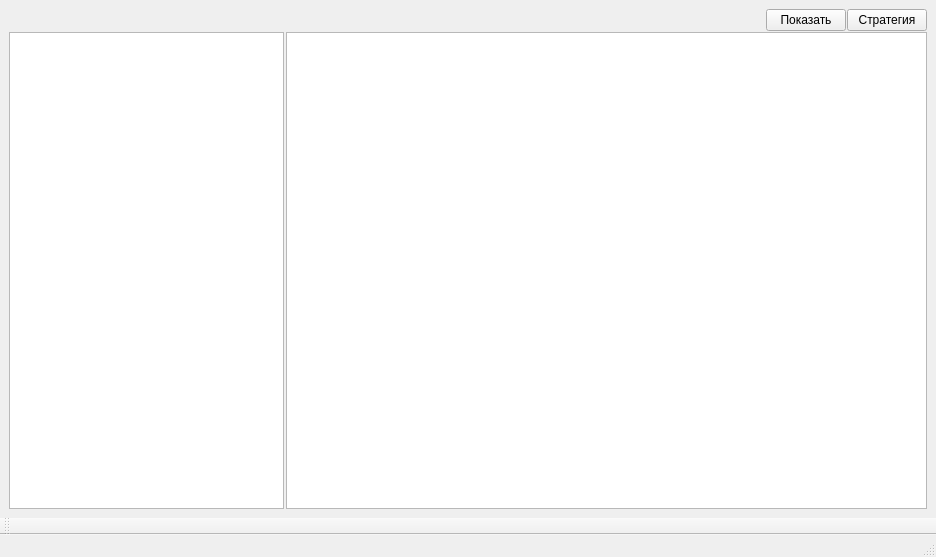
The window that clipboards/researchremed.ui (iliner23/openRadar) describes before a commit, drawn with Qt 5.
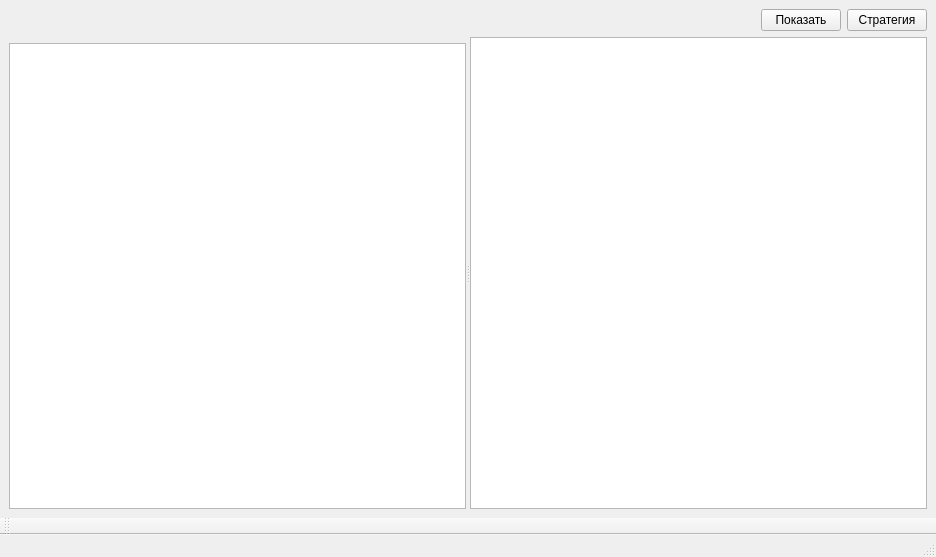
The same window after the commit.

Commit message: Have changed layout to splitter in researchRemed

What changed in the file:
```diff
--- a/clipboards/researchremed.ui
+++ b/clipboards/researchremed.ui
@@ -14,27 +14,8 @@
    <string>Окно исследования препаратов</string>
   </property>
   <widget class="QWidget" name="horizontalLayoutWidget">
-   <layout class="QGridLayout" name="gridLayout" rowstretch="0,0" columnstretch="3,0,7">
-    <property name="spacing">
-     <number>1</number>
-    </property>
-    <item row="1" column="0">
-     <layout class="QVBoxLayout" name="verticalLayout_4">
-      <property name="spacing">
-       <number>0</number>
-      </property>
-      <property name="topMargin">
-       <number>0</number>
-      </property>
+   <layout class="QVBoxLayout" name="verticalLayout_2" stretch="0,1">
       <item>
-       <widget class="QWidget" name="widget" native="true"/>
-      </item>
-      <item>
-       <widget class="QListWidget" name="listWidget"/>
-      </item>
-     </layout>
-    </item>
-    <item row="0" column="0" colspan="3">
      <layout class="QHBoxLayout" name="horizontalLayout">
       <item>
        <spacer name="horizontalSpacer">
@@ -65,7 +46,21 @@
       </item>
      </layout>
     </item>
-    <item row="1" column="2">
+    <item>
+     <widget class="QSplitter" name="splitter">
+      <property name="orientation">
+       <enum>Qt::Horizontal</enum>
+      </property>
+      <widget class="QWidget" name="">
+       <layout class="QVBoxLayout" name="verticalLayout">
+        <item>
+         <widget class="QWidget" name="spacefiller" native="true"/>
+        </item>
+        <item>
+         <widget class="QListWidget" name="listWidget"/>
+        </item>
+       </layout>
+      </widget>
      <widget class="QGraphicsView" name="graphicsView">
       <property name="enabled">
        <bool>true</bool>
@@ -94,6 +89,7 @@
       <property name="viewportUpdateMode">
        <enum>QGraphicsView::SmartViewportUpdate</enum>
       </property>
+      </widget>
      </widget>
     </item>
    </layout>
```
Lines whose indentation alone changed are shown as unchanged. The commit also changes 4 other files.
